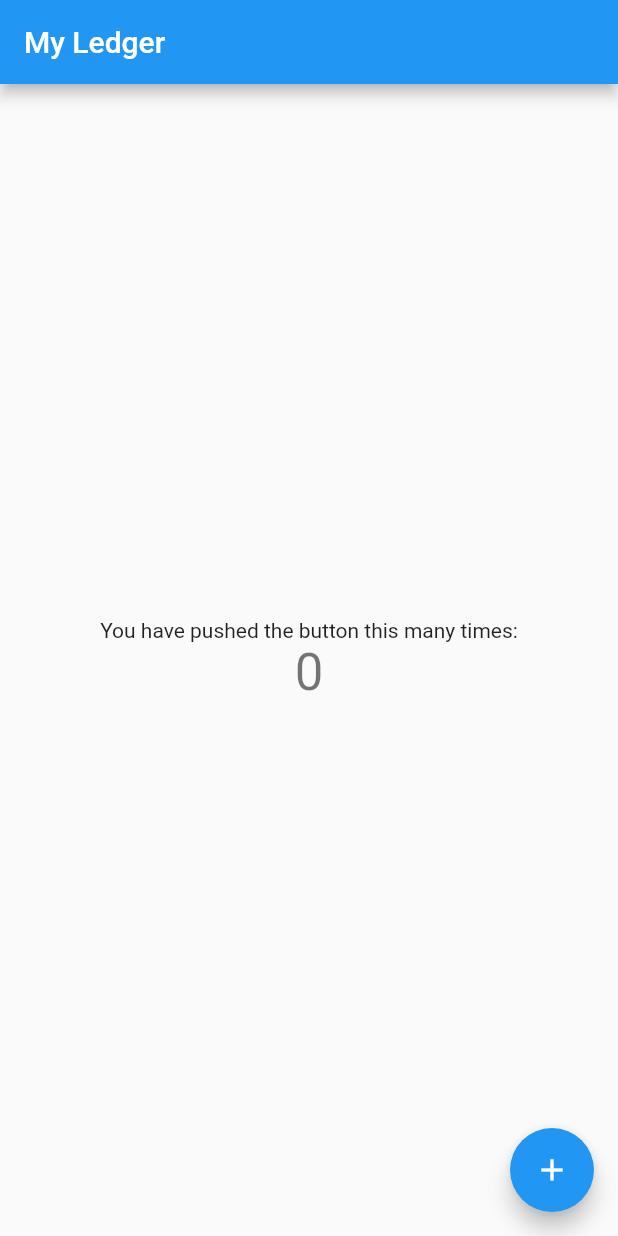
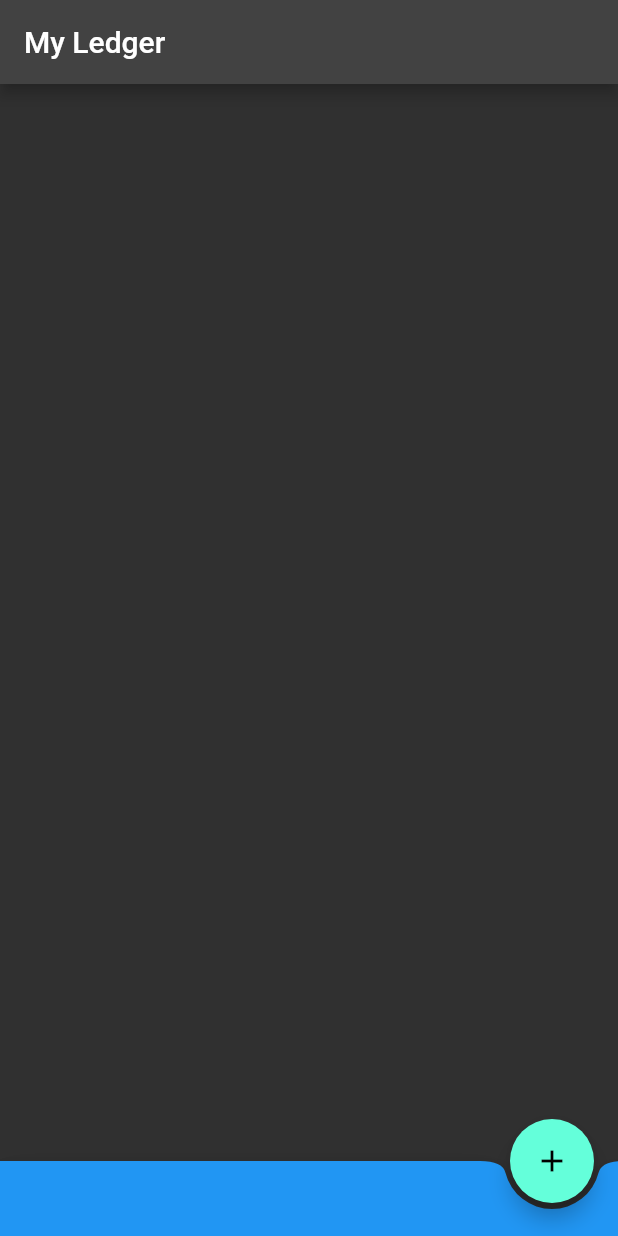
Before and after one commit to manyimy/my_ledger, a Flutter app: the screen it shows after launch, on a phone screen of 412 x 824 dp. Run offline on Flutter 3.47's test engine with Material 2 defaults, Android fonts, the phone set to English and light mode, and no system bars.

```diff
--- a/lib/main.dart
+++ b/lib/main.dart
@@ -1,4 +1,6 @@
 import 'package:flutter/material.dart';
+
+enum POSITIONS { endDocked, centerFloat, endFloat, centerDocked }
 
 void main() {
   runApp(const MyApp());
@@ -23,6 +25,7 @@ class MyApp extends StatelessWidget {
         // Notice that the counter didn't reset back to zero; the application
         // is not restarted.
         primarySwatch: Colors.blue,
+        brightness: Brightness.dark,
       ),
       home: const MyHomePage(title: 'My Ledger'),
     );
@@ -49,6 +52,8 @@ class MyHomePage extends StatefulWidget {
 
 class _MyHomePageState extends State<MyHomePage> {
   int _counter = 0;
+  FloatingActionButtonLocation _fabLocation = FloatingActionButtonLocation.endDocked;
+  POSITIONS? _character = POSITIONS.endDocked;
 
   void _incrementCounter() {
     setState(() {
@@ -95,20 +100,26 @@ class _MyHomePageState extends State<MyHomePage> {
           // horizontal).
           mainAxisAlignment: MainAxisAlignment.center,
           children: <Widget>[
-            const Text(
-              'You have pushed the button this many times:',
-            ),
-            Text(
-              '$_counter',
-              style: Theme.of(context).textTheme.headline4,
-            ),
+            // const Text(
+            //   'You have pushed the button this many times:',
+            // ),
+            // Text(
+            //   '$_counter',
+            //   style: Theme.of(context).textTheme.headline4,
+            // ),
           ],
         ),
       ),
       floatingActionButton: FloatingActionButton(
-        onPressed: _incrementCounter,
-        tooltip: 'Increment',
         child: const Icon(Icons.add),
+        onPressed: () => {}),
+      floatingActionButtonLocation: this._fabLocation,
+      bottomNavigationBar: BottomAppBar(
+        color: Colors.blue,
+        shape: CircularNotchedRectangle(),
+        child: Container(
+          height: 50.0,
+        ),
       ), // This trailing comma makes auto-formatting nicer for build methods.
     );
   }
```
